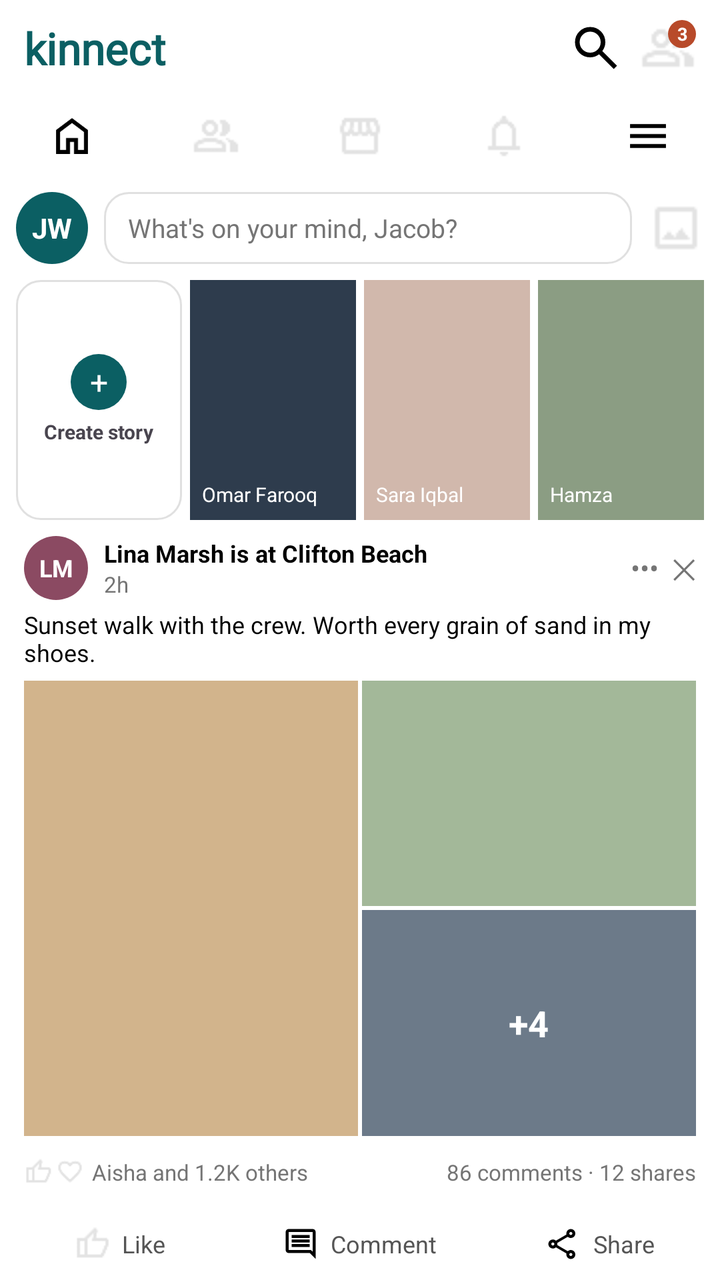
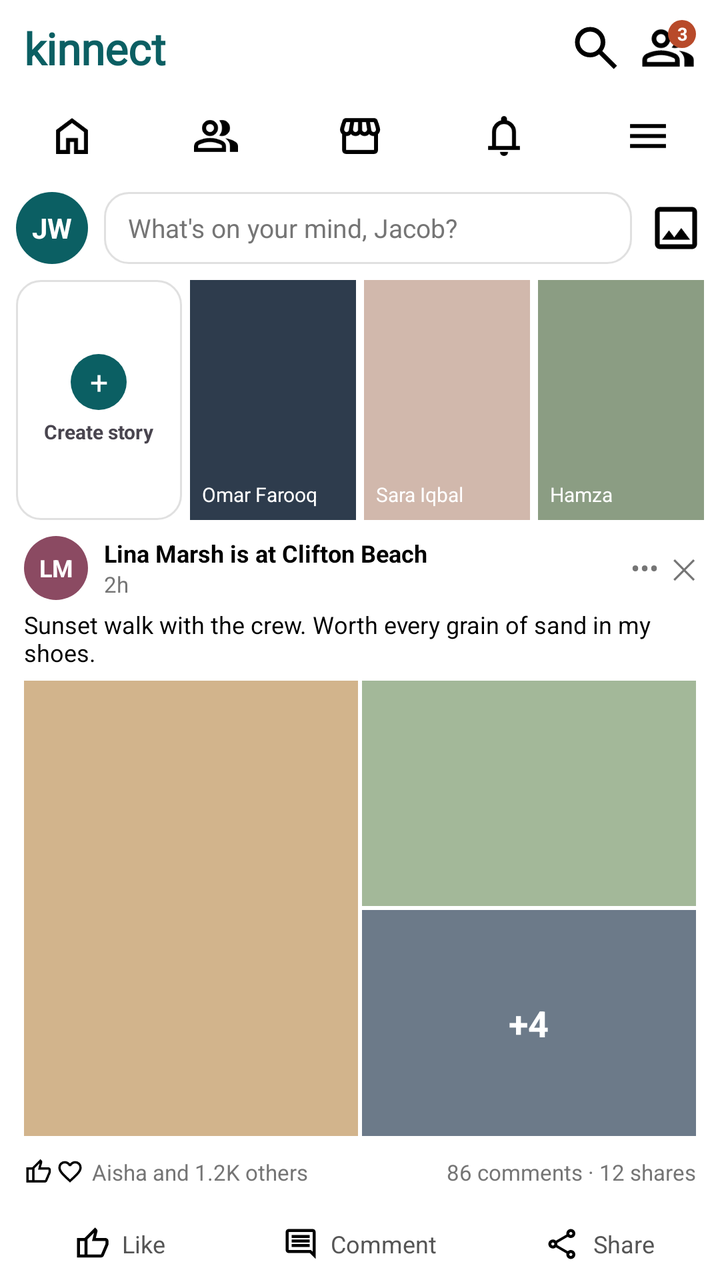

Screens rendered from an Android XML layout before and after an edit, with the pre-edit source and the edit as a unified diff.
<!-- AndroidManifest.xml: application theme Theme.I230720_SMD_Assignment1 -->
<!-- res/layout/feed.xml -->
<?xml version="1.0" encoding="utf-8"?>
<LinearLayout xmlns:android="http://schemas.android.com/apk/res/android"
    android:layout_width="match_parent"
    android:layout_height="match_parent"
    android:background="#FFFFFF"
    android:orientation="vertical">

    <LinearLayout
        android:layout_width="match_parent"
        android:layout_height="48dp"
        android:gravity="center_vertical"
        android:paddingStart="12dp"
        android:paddingEnd="12dp">

        <TextView
            android:layout_width="0dp"
            android:layout_height="wrap_content"
            android:layout_weight="1"
            android:text="kinnect"
            android:fontFamily="@font/mainlogo"
            android:textColor="@color/teal"
            android:textSize="22sp"
            android:textStyle="bold" />

        <ImageView
            android:id="@+id/btnSearch"
            android:layout_width="28dp"
            android:layout_height="28dp"
            android:contentDescription="Search"
            android:src="@drawable/search" />

        <FrameLayout
            android:id="@+id/btnChats"
            android:layout_width="wrap_content"
            android:layout_height="wrap_content"
            android:layout_marginStart="8dp">

            <ImageView
                android:layout_width="28dp"
                android:layout_height="28dp"
                android:contentDescription="Chats"
                android:src="@drawable/social" />

            <TextView
                android:layout_width="14dp"
                android:layout_height="14dp"
                android:layout_gravity="top|end"
                android:background="@drawable/avatar_circle"
                android:backgroundTint="@color/notif"
                android:gravity="center"
                android:text="3"
                android:textColor="#FFFFFF"
                android:textSize="9sp"
                android:textStyle="bold" />
        </FrameLayout>
    </LinearLayout>

    <LinearLayout
        android:layout_width="match_parent"
        android:layout_height="40dp"
        android:gravity="center_vertical">

        <ImageView
            android:id="@+id/tabHome"
            android:layout_width="0dp"
            android:layout_height="match_parent"
            android:layout_weight="1"
            android:contentDescription="Home"
            android:padding="8dp"
            android:scaleType="fitCenter"
            android:src="@drawable/home" />

        <ImageView
            android:id="@+id/tabFriends"
            android:layout_width="0dp"
            android:layout_height="match_parent"
            android:layout_weight="1"
            android:contentDescription="Friends"
            android:padding="8dp"
            android:scaleType="fitCenter"
            android:src="@drawable/social" />

        <ImageView
            android:id="@+id/tabMarketplace"
            android:layout_width="0dp"
            android:layout_height="match_parent"
            android:layout_weight="1"
            android:contentDescription="Marketplace"
            android:padding="8dp"
            android:scaleType="fitCenter"
            android:src="@drawable/market" />

        <ImageView
            android:id="@+id/tabNotifications"
            android:layout_width="0dp"
            android:layout_height="match_parent"
            android:layout_weight="1"
            android:contentDescription="Notifications"
            android:padding="8dp"
            android:scaleType="fitCenter"
            android:src="@drawable/notification" />

        <ImageView
            android:id="@+id/tabMenu"
            android:layout_width="0dp"
            android:layout_height="match_parent"
            android:layout_weight="1"
            android:contentDescription="Menu"
            android:padding="8dp"
            android:scaleType="fitCenter"
            android:src="@drawable/menu" />
    </LinearLayout>

    <LinearLayout
        android:layout_width="match_parent"
        android:layout_height="wrap_content"
        android:gravity="center_vertical"
        android:padding="8dp">

        <TextView
            android:id="@+id/btnYourProfile"
            android:layout_width="36dp"
            android:layout_height="36dp"
            android:background="@drawable/avatar_circle"
            android:backgroundTint="@color/teal"
            android:gravity="center"
            android:text="JW"
            android:textColor="#FFFFFF"
            android:textStyle="bold" />

        <TextView
            android:id="@+id/btnCreatePost"
            android:layout_width="0dp"
            android:layout_height="36dp"
            android:layout_marginStart="8dp"
            android:layout_marginEnd="8dp"
            android:layout_weight="1"
            android:background="@drawable/rounded_card"
            android:gravity="center_vertical"
            android:paddingStart="12dp"
            android:text="What's on your mind, Jacob?"
            android:textColor="#757575"
            android:textSize="13sp" />

        <ImageView
            android:layout_width="28dp"
            android:layout_height="28dp"
            android:contentDescription="Gallery"
            android:src="@drawable/gallery" />
    </LinearLayout>

    <LinearLayout
        android:layout_width="match_parent"
        android:layout_height="120dp"
        android:orientation="horizontal"
        android:paddingStart="8dp"
        android:paddingEnd="8dp">

        <LinearLayout
            android:id="@+id/btnCreateStory"
            android:layout_width="0dp"
            android:layout_height="match_parent"
            android:layout_marginEnd="4dp"
            android:layout_weight="1"
            android:background="@drawable/rounded_card"
            android:gravity="center"
            android:orientation="vertical">

            <TextView
                android:layout_width="28dp"
                android:layout_height="28dp"
                android:background="@drawable/avatar_circle"
                android:gravity="center"
                android:backgroundTint="@color/teal"
                android:text="+"
                android:textColor="#FFFFFF"
                android:textSize="16sp" />

            <TextView
                android:layout_width="wrap_content"
                android:layout_height="wrap_content"
                android:layout_marginTop="4dp"
                android:text="Create story"
                android:textSize="10sp"
                android:textStyle="bold" />
        </LinearLayout>

        <TextView
            android:id="@+id/btnViewStory"
            android:layout_width="0dp"
            android:layout_height="match_parent"
            android:layout_marginEnd="4dp"
            android:layout_weight="1"
            android:background="#2E3C4D"
            android:gravity="bottom"
            android:padding="6dp"
            android:text="Omar Farooq"
            android:textColor="#FFFFFF"
            android:textSize="10sp" />

        <TextView
            android:layout_width="0dp"
            android:layout_height="match_parent"
            android:layout_marginEnd="4dp"
            android:layout_weight="1"
            android:background="#D1B8AC"
            android:gravity="bottom"
            android:padding="6dp"
            android:text="Sara Iqbal"
            android:textColor="#FFFFFF"
            android:textSize="10sp" />

        <TextView
            android:layout_width="0dp"
            android:layout_height="match_parent"
            android:layout_weight="1"
            android:background="#8B9D83"
            android:gravity="bottom"
            android:padding="6dp"
            android:text="Hamza"
            android:textColor="#FFFFFF"
            android:textSize="10sp" />
    </LinearLayout>

    <LinearLayout
        android:layout_width="match_parent"
        android:layout_height="wrap_content"
        android:gravity="center_vertical"
        android:paddingStart="12dp"
        android:paddingTop="8dp"
        android:paddingEnd="12dp">

        <TextView
            android:layout_width="32dp"
            android:layout_height="32dp"
            android:background="@drawable/avatar_circle"
            android:backgroundTint="#8B4A62"
            android:gravity="center"
            android:text="LM"
            android:textColor="#FFFFFF"
            android:textSize="12sp"
            android:textStyle="bold" />

        <LinearLayout
            android:layout_width="0dp"
            android:layout_height="wrap_content"
            android:layout_marginStart="8dp"
            android:layout_weight="1"
            android:orientation="vertical">

            <TextView
                android:layout_width="wrap_content"
                android:layout_height="wrap_content"
                android:text="Lina Marsh is at Clifton Beach"
                android:textColor="#000000"
                android:textSize="12sp"
                android:textStyle="bold" />

            <TextView
                android:layout_width="wrap_content"
                android:layout_height="wrap_content"
                android:text="2h"
                android:textColor="#757575"
                android:textSize="11sp" />
        </LinearLayout>

        <TextView
            android:layout_width="wrap_content"
            android:layout_height="wrap_content"
            android:text="•••  ✕"
            android:textColor="#757575" />
    </LinearLayout>

    <TextView
        android:layout_width="match_parent"
        android:layout_height="wrap_content"
        android:paddingStart="12dp"
        android:paddingTop="4dp"
        android:paddingEnd="12dp"
        android:text="Sunset walk with the crew. Worth every grain of sand in my shoes."
        android:textColor="#000000"
        android:textSize="12sp" />

    <LinearLayout
        android:layout_width="match_parent"
        android:layout_height="0dp"
        android:layout_marginTop="6dp"
        android:layout_weight="1"
        android:orientation="horizontal"
        android:paddingStart="12dp"
        android:paddingEnd="12dp">

        <View
            android:layout_width="0dp"
            android:layout_height="match_parent"
            android:layout_marginEnd="2dp"
            android:layout_weight="1"
            android:background="#D2B48C" />

        <LinearLayout
            android:layout_width="0dp"
            android:layout_height="match_parent"
            android:layout_weight="1"
            android:orientation="vertical">

            <View
                android:layout_width="match_parent"
                android:layout_height="0dp"
                android:layout_marginBottom="2dp"
                android:layout_weight="1"
                android:background="#A3B899" />

            <TextView
                android:layout_width="match_parent"
                android:layout_height="0dp"
                android:layout_weight="1"
                android:background="#6C7A89"
                android:gravity="center"
                android:text="+4"
                android:textColor="#FFFFFF"
                android:textSize="18sp"
                android:textStyle="bold" />
        </LinearLayout>
    </LinearLayout>

    <LinearLayout
        android:layout_width="match_parent"
        android:layout_height="36dp"
        android:gravity="center_vertical"
        android:orientation="horizontal"
        android:paddingStart="12dp"
        android:paddingEnd="12dp">

        <LinearLayout
            android:layout_width="0dp"
            android:layout_height="wrap_content"
            android:layout_weight="1"
            android:gravity="center_vertical">

            <ImageView
                android:layout_width="14dp"
                android:layout_height="14dp"
                android:contentDescription="Like"
                android:src="@drawable/like" />

            <ImageView
                android:layout_width="14dp"
                android:layout_height="14dp"
                android:layout_marginStart="2dp"
                android:contentDescription="Heart"
                android:src="@drawable/heart" />

            <TextView
                android:layout_width="wrap_content"
                android:layout_height="wrap_content"
                android:layout_marginStart="4dp"
                android:text="Aisha and 1.2K others"
                android:textColor="#757575"
                android:textSize="11sp" />
        </LinearLayout>

        <TextView
            android:layout_width="wrap_content"
            android:layout_height="wrap_content"
            android:text="86 comments · 12 shares"
            android:textColor="#757575"
            android:textSize="11sp" />
    </LinearLayout>

    <LinearLayout
        android:layout_width="match_parent"
        android:layout_height="36dp"
        android:gravity="center_vertical"
        android:orientation="horizontal">

        <LinearLayout
            android:id="@+id/btnReactions"
            android:layout_width="0dp"
            android:layout_height="match_parent"
            android:layout_weight="1"
            android:gravity="center">

            <ImageView
                android:layout_width="18dp"
                android:layout_height="18dp"
                android:contentDescription="Like"
                android:src="@drawable/like" />

            <TextView
                android:layout_width="wrap_content"
                android:layout_height="wrap_content"
                android:layout_marginStart="6dp"
                android:text="Like"
                android:textColor="#555555"
                android:textSize="12sp" />
        </LinearLayout>

        <LinearLayout
            android:id="@+id/btnComments"
            android:layout_width="0dp"
            android:layout_height="match_parent"
            android:layout_weight="1"
            android:gravity="center">

            <ImageView
                android:layout_width="18dp"
                android:layout_height="18dp"
                android:contentDescription="Comment"
                android:src="@drawable/comment" />

            <TextView
                android:layout_width="wrap_content"
                android:layout_height="wrap_content"
                android:layout_marginStart="6dp"
                android:text="Comment"
                android:textColor="#555555"
                android:textSize="12sp" />
        </LinearLayout>

        <LinearLayout
            android:layout_width="0dp"
            android:layout_height="match_parent"
            android:layout_weight="1"
            android:gravity="center">

            <ImageView
                android:layout_width="18dp"
                android:layout_height="18dp"
                android:contentDescription="Share"
                android:src="@drawable/share" />

            <TextView
                android:layout_width="wrap_content"
                android:layout_height="wrap_content"
                android:layout_marginStart="6dp"
                android:text="Share"
                android:textColor="#555555"
                android:textSize="12sp" />
        </LinearLayout>
    </LinearLayout>

</LinearLayout>
<!-- resources referenced by this layout -->
<resources>
  <!-- drawable comment: png bitmap (drawable, 252 bytes) -->
  <!-- drawable gallery: png bitmap (drawable, 296 bytes) -->
  <!-- drawable heart: png bitmap (drawable, 629 bytes) -->
  <!-- drawable home: png bitmap (drawable, 347 bytes) -->
  <!-- drawable like: png bitmap (drawable, 404 bytes) -->
  <!-- drawable market: png bitmap (drawable, 486 bytes) -->
  <!-- drawable menu: png bitmap (drawable, 184 bytes) -->
  <!-- drawable notification: png bitmap (drawable, 329 bytes) -->
  <!-- drawable search: png bitmap (drawable, 439 bytes) -->
  <!-- drawable share: png bitmap (drawable, 498 bytes) -->
  <!-- drawable social: png bitmap (drawable, 560 bytes) -->
  <!-- unchanged entries left out for length: 6 -->
</resources>

<!-- the commit's change to res/layout/feed.xml (unified diff, before → after) -->
@@ -39,7 +39,7 @@
                 android:layout_width="28dp"
                 android:layout_height="28dp"
                 android:contentDescription="Chats"
-                android:src="@drawable/social" />
+                android:src="@drawable/group" />
 
             <TextView
                 android:layout_width="14dp"
@@ -78,7 +78,7 @@
             android:contentDescription="Friends"
             android:padding="8dp"
             android:scaleType="fitCenter"
-            android:src="@drawable/social" />
+            android:src="@drawable/group" />
 
         <ImageView
             android:id="@+id/tabMarketplace"
@@ -88,7 +88,7 @@
             android:contentDescription="Marketplace"
             android:padding="8dp"
             android:scaleType="fitCenter"
-            android:src="@drawable/market" />
+            android:src="@drawable/storefront" />
 
         <ImageView
             android:id="@+id/tabNotifications"
@@ -98,7 +98,7 @@
             android:contentDescription="Notifications"
             android:padding="8dp"
             android:scaleType="fitCenter"
-            android:src="@drawable/notification" />
+            android:src="@drawable/notifications" />
 
         <ImageView
             android:id="@+id/tabMenu"
@@ -146,7 +146,7 @@
             android:layout_width="28dp"
             android:layout_height="28dp"
             android:contentDescription="Gallery"
-            android:src="@drawable/gallery" />
+            android:src="@drawable/photo" />
     </LinearLayout>
 
     <LinearLayout
@@ -341,14 +341,14 @@
                 android:layout_width="14dp"
                 android:layout_height="14dp"
                 android:contentDescription="Like"
-                android:src="@drawable/like" />
+                android:src="@drawable/thumb_up" />
 
             <ImageView
                 android:layout_width="14dp"
                 android:layout_height="14dp"
                 android:layout_marginStart="2dp"
                 android:contentDescription="Heart"
-                android:src="@drawable/heart" />
+                android:src="@drawable/favorite" />
 
             <TextView
                 android:layout_width="wrap_content"
@@ -384,7 +384,7 @@
                 android:layout_width="18dp"
                 android:layout_height="18dp"
                 android:contentDescription="Like"
-                android:src="@drawable/like" />
+                android:src="@drawable/thumb_up" />
 
             <TextView
                 android:layout_width="wrap_content"
<!-- resource entries referenced after the edit -->
@@ -1,16 +1,104 @@
 <!-- resources referenced by this layout -->
 <resources>
-  <!-- drawable comment: png bitmap (drawable, 252 bytes) -->
-  <!-- drawable gallery: png bitmap (drawable, 296 bytes) -->
-  <!-- drawable heart: png bitmap (drawable, 629 bytes) -->
-  <!-- drawable home: png bitmap (drawable, 347 bytes) -->
-  <!-- drawable like: png bitmap (drawable, 404 bytes) -->
-  <!-- drawable market: png bitmap (drawable, 486 bytes) -->
-  <!-- drawable menu: png bitmap (drawable, 184 bytes) -->
-  <!-- drawable notification: png bitmap (drawable, 329 bytes) -->
-  <!-- drawable search: png bitmap (drawable, 439 bytes) -->
-  <!-- drawable share: png bitmap (drawable, 498 bytes) -->
-  <!-- drawable social: png bitmap (drawable, 560 bytes) -->
+  <!-- drawable comment (drawable) -->
+  <vector xmlns:android="http://schemas.android.com/apk/res/android"
+      android:width="24dp"
+      android:height="24dp"
+      android:viewportWidth="24"
+      android:viewportHeight="24">
+      <path android:fillColor="@android:color/black"
+          android:pathData="M6,14H18V12H6v2Zm0-3H18V9H6v2ZM6,8H18V6H6V8ZM22,22l-4-4H4q-0.82,0-1.41-0.59T2,16V4Q2,3.17 2.59,2.59T4,2H20q0.83,0 1.41,0.59T22,4V22ZM4,16H18.85L20,17.13V4H4V16Zm0,0V4V16Z"/>
+  </vector>
+  <!-- drawable favorite (drawable) -->
+  <vector xmlns:android="http://schemas.android.com/apk/res/android"
+      android:width="24dp"
+      android:height="24dp"
+      android:viewportWidth="24"
+      android:viewportHeight="24">
+      <path android:fillColor="@android:color/black"
+          android:pathData="M12,21l-1.45-1.3q-2.53-2.27-4.18-3.92q-1.65-1.65-2.63-2.96Q2.78,11.5 2.39,10.4T2,8.15Q2,5.8 3.58,4.22T7.5,2.65q1.3,0 2.48,0.55T12,4.75q0.85-1 2.03-1.55T16.5,2.65q2.35,0 3.93,1.57T22,8.15q0,1.15-0.39,2.25t-1.36,2.41q-0.97,1.31-2.63,2.96q-1.65,1.65-4.17,3.92L12,21Zm0-2.7q2.4-2.15 3.95-3.69t2.45-2.67t1.25-2.03Q20,9.02 20,8.15q0-1.5-1-2.5t-2.5-1q-1.17,0-2.17,0.66q-1,0.66-1.38,1.69h-1.9Q10.68,5.97 9.68,5.31T7.5,4.65q-1.5,0-2.5,1T4,8.15Q4,9.02 4.35,9.91T5.6,11.94t2.45,2.67T12,18.3Zm0-6.83Z"/>
+  </vector>
+  <!-- drawable group (drawable) -->
+  <vector xmlns:android="http://schemas.android.com/apk/res/android"
+      android:width="24dp"
+      android:height="24dp"
+      android:viewportWidth="24"
+      android:viewportHeight="24">
+      <path android:fillColor="@android:color/black"
+          android:pathData="M1,20V17.2q0-0.85 0.44-1.56q0.44-0.71 1.16-1.09q1.55-0.78 3.15-1.16T9,13t3.25,0.39t3.15,1.16q0.72,0.38 1.16,1.09T17,17.2V20H1Zm18,0V17q0-1.1-0.61-2.11q-0.61-1.01-1.74-1.74q1.27,0.15 2.4,0.51q1.13,0.36 2.1,0.89q0.9,0.5 1.38,1.11T23,17v3H19ZM6.18,10.83Q5,9.65 5,8T6.18,5.18T9,4t2.83,1.18T13,8t-1.17,2.82T9,12T6.18,10.83Zm11.65,0Q16.65,12 15,12q-0.27,0-0.7-0.06T13.6,11.8q0.67-0.8 1.04-1.78T15,8T14.64,5.97T13.6,4.2q0.35-0.13 0.7-0.16T15,4q1.65,0 2.82,1.18T19,8t-1.18,2.82ZM3,18H15V17.2q0-0.27-0.14-0.5q-0.14-0.22-0.36-0.35q-1.35-0.68-2.72-1.01T9,15T6.23,15.34T3.5,16.35Q3.28,16.48 3.14,16.7Q3,16.93 3,17.2V18Zm7.41-8.59Q11,8.82 11,8T10.41,6.59T9,6Q8.18,6 7.59,6.59Q7,7.18 7,8T7.59,9.41T9,10q0.83,0 1.41-0.59ZM9,18ZM9,8Z"/>
+  </vector>
+  <!-- drawable home (drawable) -->
+  <vector xmlns:android="http://schemas.android.com/apk/res/android"
+      android:width="24dp"
+      android:height="24dp"
+      android:viewportWidth="24"
+      android:viewportHeight="24">
+      <path android:fillColor="@android:color/black"
+          android:pathData="M6,19H9V13h6v6h3V10L12,5.5L6,10v9ZM4,21V9l8-6l8,6V21H13V15H11v6H4Zm8-8.75Z"/>
+  </vector>
+  <!-- drawable menu (drawable) -->
+  <vector xmlns:android="http://schemas.android.com/apk/res/android"
+      android:width="24dp"
+      android:height="24dp"
+      android:viewportWidth="24"
+      android:viewportHeight="24">
+      <path android:fillColor="@android:color/black"
+          android:pathData="M3,18V16H21v2H3Zm0-5V11H21v2H3ZM3,8V6H21V8H3Z"/>
+  </vector>
+  <!-- drawable notifications (drawable) -->
+  <vector xmlns:android="http://schemas.android.com/apk/res/android"
+      android:width="24dp"
+      android:height="24dp"
+      android:viewportWidth="24"
+      android:viewportHeight="24">
+      <path android:fillColor="@android:color/black"
+          android:pathData="M4,19V17H6V10Q6,7.93 7.25,6.31T10.5,4.2V3.5q0-0.63 0.44-1.06T12,2t1.06,0.44T13.5,3.5V4.2q2,0.5 3.25,2.11T18,10v7h2v2H4Zm8-7.5ZM12,22q-0.82,0-1.41-0.59T10,20h4q0,0.82-0.59,1.41T12,22ZM8,17h8V10q0-1.65-1.17-2.82T12,6T9.18,7.18T8,10v7Z"/>
+  </vector>
+  <!-- drawable photo (drawable) -->
+  <vector xmlns:android="http://schemas.android.com/apk/res/android"
+      android:width="24dp"
+      android:height="24dp"
+      android:viewportWidth="24"
+      android:viewportHeight="24">
+      <path android:fillColor="@android:color/black"
+          android:pathData="M5,21q-0.83,0-1.41-0.59T3,19V5Q3,4.17 3.59,3.59T5,3H19q0.83,0 1.41,0.59T21,5V19q0,0.82-0.59,1.41T19,21H5Zm0-2H19V5H5V19Zm1-2H18l-3.75-5l-3,4L9,13L6,17ZM5,19V5V19Z"/>
+  </vector>
+  <!-- drawable search (drawable) -->
+  <vector xmlns:android="http://schemas.android.com/apk/res/android"
+      android:width="24dp"
+      android:height="24dp"
+      android:viewportWidth="24"
+      android:viewportHeight="24">
+      <path android:fillColor="@android:color/black"
+          android:pathData="M19.6,21l-6.3-6.3q-0.75,0.6-1.72,0.95T9.5,16q-2.72,0-4.61-1.89Q3,12.23 3,9.5Q3,6.77 4.89,4.89T9.5,3t4.61,1.89T16,9.5q0,1.1-0.35,2.07T14.7,13.3L21,19.6L19.6,21ZM9.5,14q1.88,0 3.19-1.31T14,9.5T12.69,6.31T9.5,5T6.31,6.31T5,9.5t1.31,3.19T9.5,14Z"/>
+  </vector>
+  <!-- drawable share (drawable) -->
+  <vector xmlns:android="http://schemas.android.com/apk/res/android"
+      android:width="24dp"
+      android:height="24dp"
+      android:viewportWidth="24"
+      android:viewportHeight="24">
+      <path android:fillColor="@android:color/black"
+          android:pathData="M17,22q-1.25,0-2.13-0.88T14,19q0-0.15 0.08-0.7L7.05,14.2q-0.4,0.38-0.93,0.59T5,15q-1.25,0-2.13-0.88T2,12T2.88,9.88T5,9Q5.6,9 6.13,9.21T7.05,9.8l7.03-4.1q-0.05-0.18-0.06-0.34T14,5q0-1.25 0.88-2.13T17,2t2.13,0.88T20,5T19.13,7.13T17,8q-0.6,0-1.13-0.21T14.95,7.2L7.93,11.3q0.05,0.18 0.06,0.34T8,12T7.99,12.36T7.93,12.7l7.03,4.1q0.4-0.38 0.92-0.59T17,16q1.25,0 2.13,0.88T20,19t-0.88,2.13T17,22Zm0-2q0.43,0 0.71-0.29Q18,19.43 18,19t-0.29-0.71T17,18t-0.71,0.29T16,19t0.29,0.71T17,20ZM5,13q0.43,0 0.71-0.29Q6,12.43 6,12T5.71,11.29T5,11q-0.42,0-0.71,0.29T4,12t0.29,0.71T5,13ZM17.71,5.71Q18,5.43 18,5T17.71,4.29T17,4T16.29,4.29T16,5t0.29,0.71T17,6t0.71-0.29ZM17,19ZM5,12ZM17,5Z"/>
+  </vector>
+  <!-- drawable storefront (drawable) -->
+  <vector xmlns:android="http://schemas.android.com/apk/res/android"
+      android:width="24dp"
+      android:height="24dp"
+      android:viewportWidth="24"
+      android:viewportHeight="24">
+      <path android:fillColor="@android:color/black"
+          android:pathData="M21.03,11.05V19q0,0.82-0.59,1.41T19.03,21h-14Q4.2,21 3.61,20.41T3.03,19V11.05Q2.45,10.52 2.14,9.7T2.13,7.9L3.18,4.5q0.2-0.65 0.71-1.08T5.08,3h13.9q0.68,0 1.18,0.41T20.88,4.5l1.05,3.4q0.3,0.98-0.01,1.78q-0.31,0.8-0.89,1.38ZM14.23,10q0.67,0 1.02-0.46T15.53,8.5L14.98,5H13.03V8.7q0,0.53 0.35,0.91T14.23,10Zm-4.5,0q0.57,0 0.94-0.39q0.36-0.39 0.36-0.91V5H9.08L8.53,8.5Q8.43,9.1 8.79,9.55T9.73,10ZM5.28,10q0.45,0 0.79-0.33T6.48,8.85L7.03,5H5.08l-1,3.35Q3.93,8.85 4.24,9.42T5.28,10Zm13.5,0q0.72,0 1.05-0.58t0.15-1.07L18.93,5h-1.9l0.55,3.85q0.08,0.5 0.41,0.82T18.78,10ZM5.03,19h14V11.95Q18.9,12 18.86,12t-0.09,0q-0.68,0-1.19-0.23t-1.01-0.72q-0.45,0.45-1.02,0.7T14.33,12q-0.68,0-1.26-0.25t-1.04-0.7q-0.42,0.45-0.99,0.7T9.83,12Q9.1,12 8.51,11.75t-1.04-0.7q-0.53,0.53-1.04,0.74T5.28,12q-0.05,0-0.11,0T5.03,11.95V19Zm14,0h-14q0.08,0 0.14,0t0.11,0q0.65,0 1.16,0t1.04,0q0.22,0 0.49,0t0.56,0t0.63,0t0.68,0q0.32,0 0.63,0t0.59,0t0.54,0t0.45,0q0.45,0 1.04,0t1.26,0q0.32,0 0.63,0t0.59,0t0.55,0t0.49,0q0.5,0 1.01,0t1.19,0q0.05,0 0.09,0t0.16,0Z"/>
+  </vector>
+  <!-- drawable thumb_up (drawable) -->
+  <vector xmlns:android="http://schemas.android.com/apk/res/android"
+      android:width="24dp"
+      android:height="24dp"
+      android:viewportWidth="24"
+      android:viewportHeight="24">
+      <path android:fillColor="@android:color/black"
+          android:pathData="M18,21H7V8l7-7l1.25,1.25q0.18,0.17 0.29,0.47T15.65,3.3V3.65L14.55,8H21q0.8,0 1.4,0.6T23,10v2q0,0.17-0.05,0.38t-0.1,0.38l-3,7.05q-0.23,0.5-0.75,0.85T18,21ZM9,19h9l3-7V10H12l1.35-5.5L9,8.85V19ZM9,8.85V10v2v7V8.85ZM7,8v2H4v9H7v2H2V8H7Z"/>
+  </vector>
   <!-- unchanged entries left out for length: 6 -->
 </resources>
 
